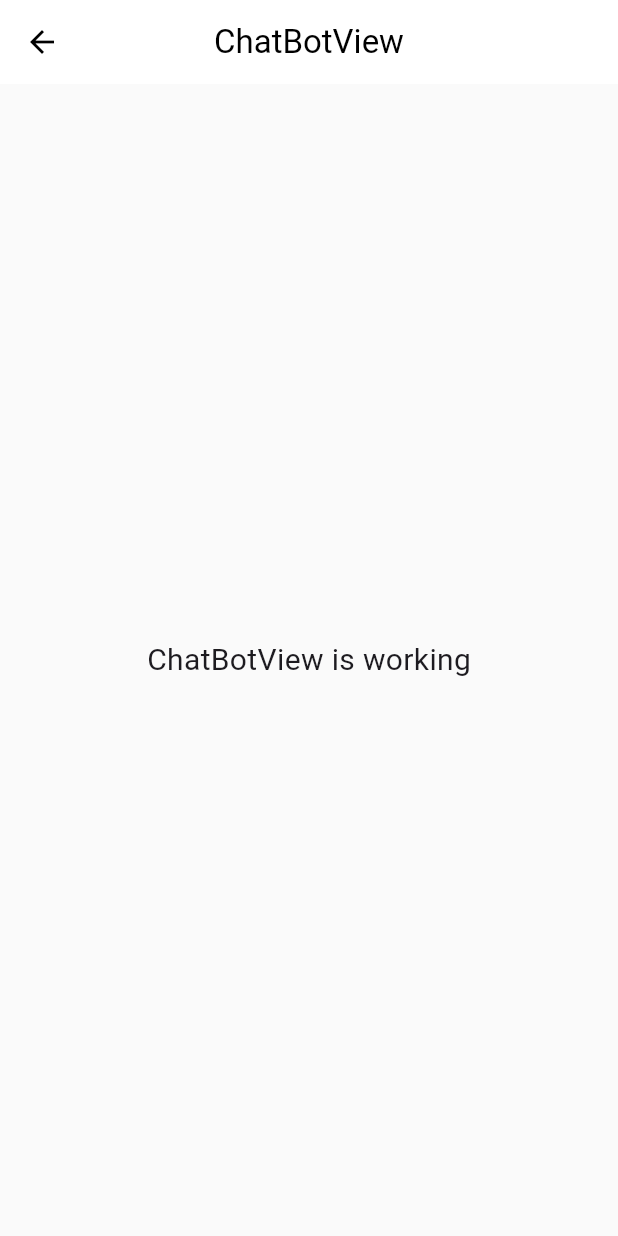
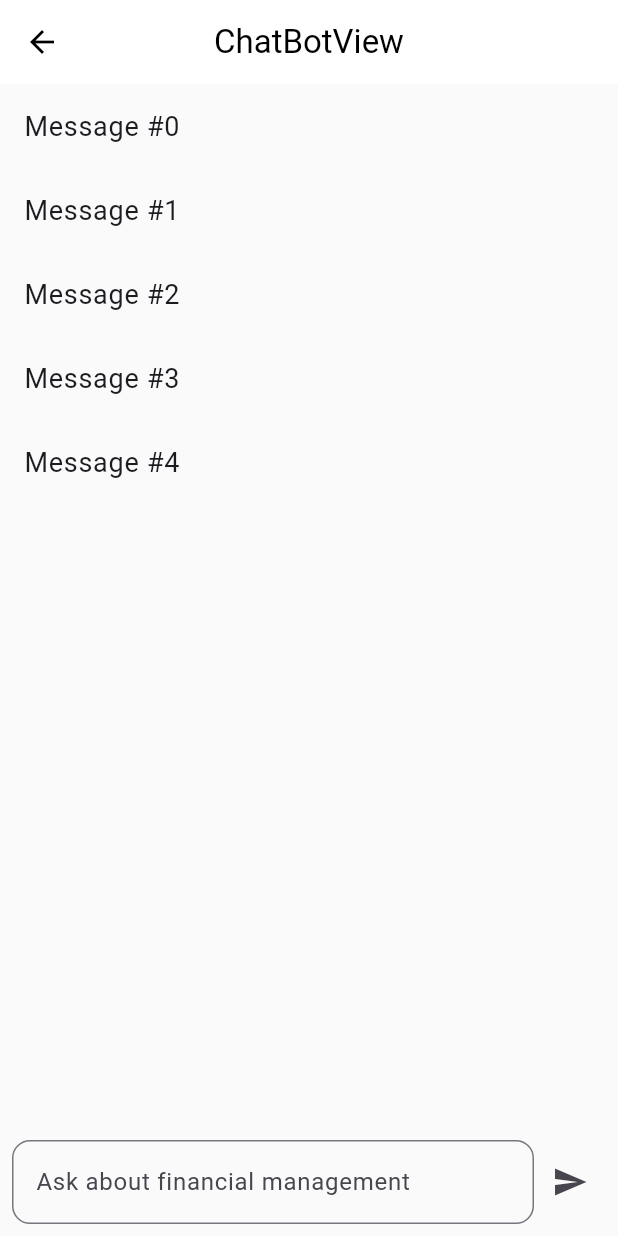
Before and after one commit to ThePayPlus/PayPlus_Mobile, a Flutter app: the ChatBotView screen opened by its route, on a phone screen of 412 x 824 dp. Run offline on Flutter 3.47's test engine with Material 3 defaults, Android fonts, the phone set to English and light mode, and no system bars; our stand-ins replace fl_chart, get.

Commit message:
add chat-bot

```diff
--- a/lib/app/modules/ChatBot/views/chat_bot_view.dart
+++ b/lib/app/modules/ChatBot/views/chat_bot_view.dart
@@ -4,20 +4,65 @@ import 'package:get/get.dart';
 
 import '../controllers/chat_bot_controller.dart';
 
-class ChatBotView extends GetView<ChatBotController> {
+class ChatBotView extends StatelessWidget {
   const ChatBotView({super.key});
+
   @override
   Widget build(BuildContext context) {
+    TextEditingController messageController = TextEditingController();
+
     return Scaffold(
       appBar: AppBar(
         title: const Text('ChatBotView'),
         centerTitle: true,
       ),
-      body: const Center(
-        child: Text(
-          'ChatBotView is working',
-          style: TextStyle(fontSize: 20),
-        ),
+      body: Column(
+        children: [
+          // List to display chat messages
+          Expanded(
+            child: ListView.builder(
+              itemCount: 5, // This is just a placeholder for the chat messages
+              itemBuilder: (context, index) {
+                return ListTile(
+                  title:
+                      Text('Message #$index', style: TextStyle(fontSize: 18)),
+                );
+              },
+            ),
+          ),
+
+          // Input field to type a message
+          Padding(
+            padding: const EdgeInsets.all(8.0),
+            child: Row(
+              children: [
+                Expanded(
+                  child: TextField(
+                    controller: messageController,
+                    decoration: InputDecoration(
+                      hintText: "Ask about financial management",
+                      border: OutlineInputBorder(
+                        borderRadius: BorderRadius.circular(12),
+                      ),
+                    ),
+                  ),
+                ),
+                IconButton(
+                  onPressed: () {
+                    // Send message when pressed
+                    String message = messageController.text;
+                    if (message.isNotEmpty) {
+                      print(
+                          'Message sent: $message'); // For now, just print the message
+                      messageController.clear();
+                    }
+                  },
+                  icon: Icon(Icons.send),
+                ),
+              ],
+            ),
+          ),
+        ],
       ),
     );
   }
--- a/lib/app/modules/home/controllers/home_controller.dart
+++ b/lib/app/modules/home/controllers/home_controller.dart
@@ -10,20 +10,18 @@ class HomeController extends GetxController {
     // Handle navigation if needed
     if (index == 0) {
       // Navigate to settings when home is clicked
-    } else if (index == 2) {
+    } else if (index == 1) {
       // Navigate to profile/settings
       // Get.toNamed(Routes.SETTING);
-      Get.toNamed(Routes.SETTING);
-    } else if (index == 1) {
+      Get.toNamed(Routes.CHAT_BOT);
+    } else if (index == 2) {
       // Navigate to chatbot
       // Get.toNamed(Routes.CHATBOT);
-      Get.toNamed(Routes.BILLS);
+      Get.toNamed(Routes.SETTING);
     }
   }
 
   final count = 0.obs;
 
-
-
   void increment() => count.value++;
 }
```
